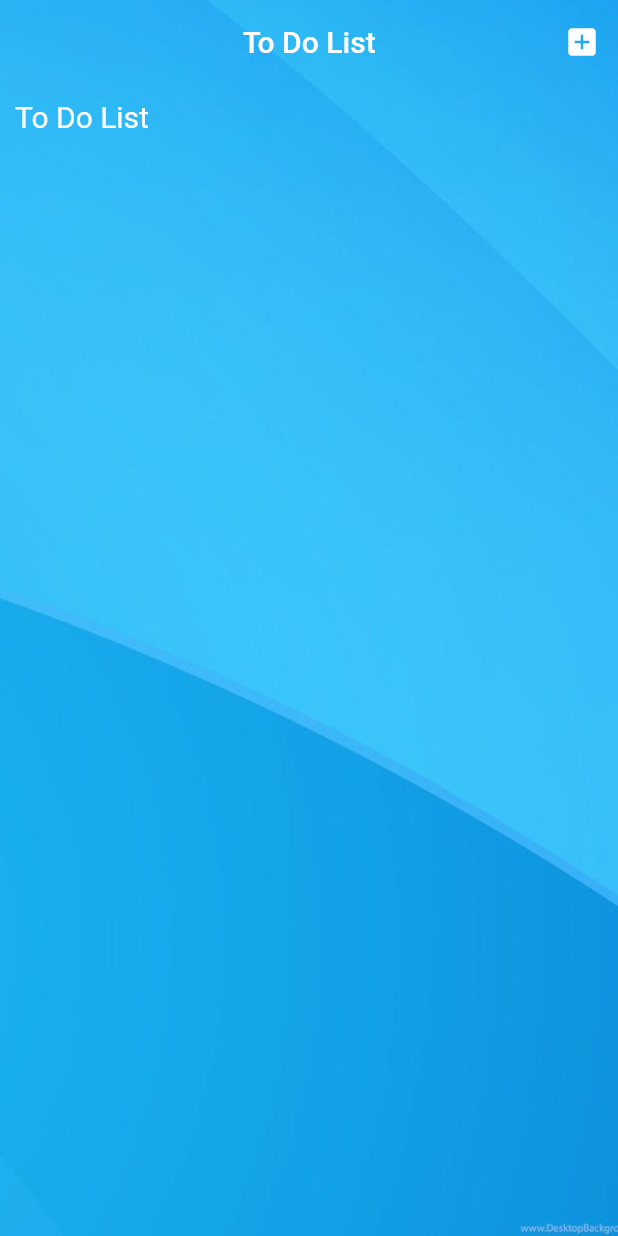
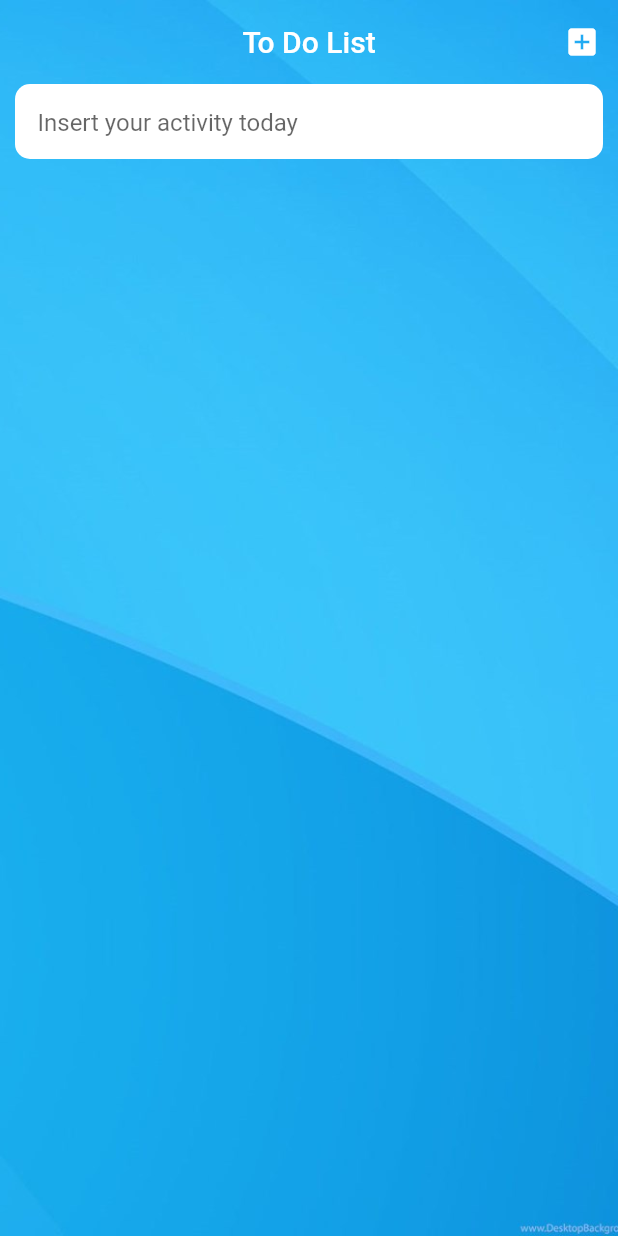
Before and after one commit to yogameleniawan/flutter_app_todolist_listview, a Flutter app: the screen it shows after launch, on a phone screen of 412 x 824 dp. Run offline on Flutter 3.47's test engine with Material 2 defaults, Android fonts, the phone set to English and light mode, and no system bars.

Commit message:
add text input

```diff
--- a/lib/main.dart
+++ b/lib/main.dart
@@ -12,6 +12,8 @@ class MyApp extends StatefulWidget {
 }
 
 class _MyAppState extends State<MyApp> {
+  TextEditingController etInput = new TextEditingController();
+
   @override
   Widget build(BuildContext context) {
     return MaterialApp(
@@ -45,12 +47,20 @@ class _MyAppState extends State<MyApp> {
               child: Column(
                 children: <Widget>[
                   Container(
-                    margin: EdgeInsets.only(top: 10),
-                    child: Text(
-                      "To Do List",
-                      style: TextStyle(color: Colors.white, fontSize: 20),
+                    decoration: BoxDecoration(
+                      color: Colors.white,
+                      borderRadius: new BorderRadius.circular(
+                          10.0), // to custom border radius
                     ),
-                  ), //Show List Item
+                    child: Container(
+                        padding: EdgeInsets.only(left: 15, right: 15, top: 2),
+                        child: TextFormField(
+                            controller: etInput,
+                            decoration: InputDecoration(
+                              hintText: "Insert your activity today",
+                              border: InputBorder.none,
+                            ))),
+                  )
                 ],
               ),
             ),
```
